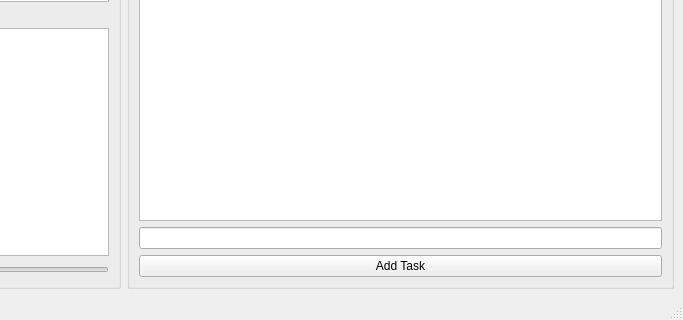
This is test.ui in Tayzn/HenHacks25 as Qt 5 draws it before an edit; both pictures show x 436 to 1119 and y 538 to 858 of the 1119 by 858 pixel window. The edited form follows.
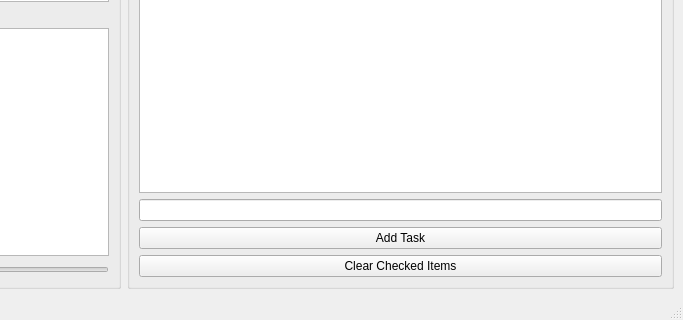
This is the edited form.

Commit message: Added checkboxes for to-do list

Diff of the .ui file:
```diff
--- a/test.ui
+++ b/test.ui
@@ -115,6 +115,13 @@
            </property>
           </widget>
          </item>
+         <item>
+          <widget class="QPushButton" name="clearCheckedButton">
+           <property name="text">
+            <string>Clear Checked Items</string>
+           </property>
+          </widget>
+         </item>
         </layout>
        </widget>
       </item>
```
The commit also changes 2 other files.
